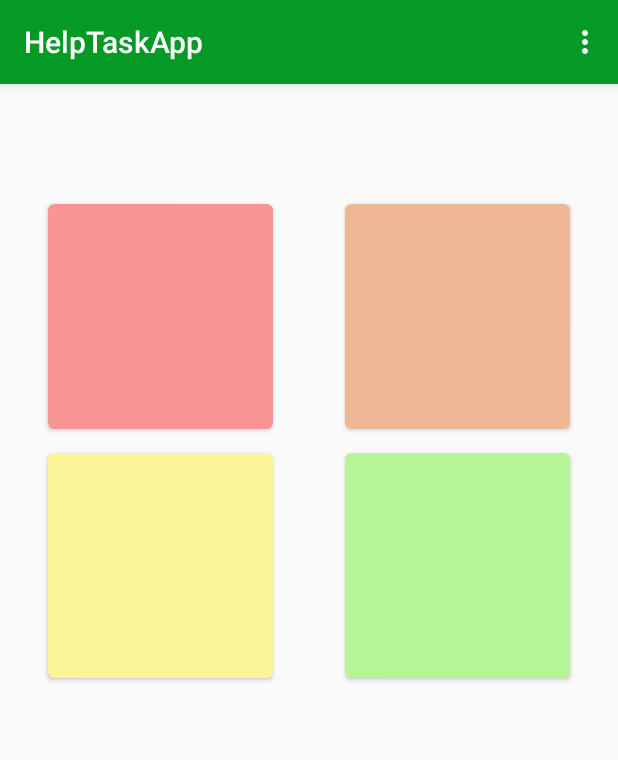
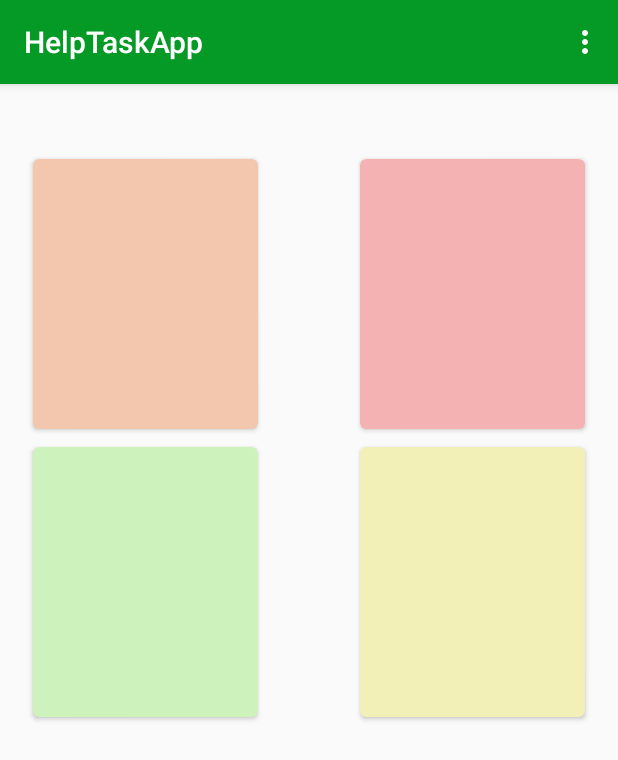
Before and after one commit to vteodoro/HelpTaskApp, an Android app: the screen it shows after launch (MainActivity), on a phone screen of 412 x 824 dp. Shown: the top 760 px of the screen. Run offline under Robolectric (Android 15) with nearby library versions, the phone set to English and light mode, and no system bars.

Commit message:
Editar quadrantes

```diff
--- a/app/src/main/res/layout/activity_main.xml
+++ b/app/src/main/res/layout/activity_main.xml
@@ -6,34 +6,34 @@ android:layout_height="match_parent"
 android:layout_width="match_parent">
 
 <android.support.v7.widget.CardView xmlns:card_view="http://schemas.android.com/apk/res-auto"
-    android:id="@+id/card_executar"
+    android:id="@+id/card_planejar"
     android:layout_width="150dp"
-    android:layout_height="150dp"
-    android:layout_marginStart="32dp"
-    android:layout_marginTop="80dp"
-    card_view:cardBackgroundColor="@color/card_exec"
+    android:layout_height="180dp"
+    android:layout_marginStart="22dp"
+    android:layout_marginTop="50dp"
+    card_view:cardBackgroundColor="@color/card_plan"
     card_view:cardCornerRadius="4dp"
     card_view:layout_constraintStart_toStartOf="parent"
     card_view:layout_constraintTop_toTopOf="parent"></android.support.v7.widget.CardView>
 
 <android.support.v7.widget.CardView xmlns:card_view="http://schemas.android.com/apk/res-auto"
-    android:id="@+id/card_planejar"
+    android:id="@+id/card_executar"
     android:layout_width="150dp"
-    android:layout_height="150dp"
-    android:layout_marginEnd="32dp"
-    android:layout_marginTop="80dp"
-    card_view:cardBackgroundColor="@color/card_plan"
+    android:layout_height="180dp"
+    android:layout_marginEnd="22dp"
+    android:layout_marginTop="50dp"
+    card_view:cardBackgroundColor="@color/card_exec"
     card_view:cardCornerRadius="4dp"
     card_view:layout_constraintEnd_toEndOf="parent"
     card_view:layout_constraintTop_toTopOf="parent"></android.support.v7.widget.CardView>
 
 <android.support.v7.widget.CardView xmlns:card_view="http://schemas.android.com/apk/res-auto"
-    android:id="@+id/card_delegar"
+    android:id="@+id/card_deletar"
     android:layout_width="150dp"
-    android:layout_height="150dp"
-    android:layout_marginStart="32dp"
-    android:layout_marginTop="16dp"
-    card_view:cardBackgroundColor="@color/card_deleg"
+    android:layout_height="180dp"
+    android:layout_marginStart="22dp"
+    android:layout_marginTop="12dp"
+    card_view:cardBackgroundColor="@color/card_delet"
     card_view:cardCornerRadius="4dp"
     card_view:layout_constraintStart_toStartOf="parent"
     card_view:layout_constraintTop_toBottomOf="@+id/card_executar">
@@ -41,12 +41,12 @@ android:layout_width="match_parent">
 </android.support.v7.widget.CardView>
 
 <android.support.v7.widget.CardView xmlns:card_view="http://schemas.android.com/apk/res-auto"
-    android:id="@+id/card_deletar"
+    android:id="@+id/card_delegar"
     android:layout_width="150dp"
-    android:layout_height="150dp"
-    android:layout_marginEnd="32dp"
-    android:layout_marginTop="16dp"
-    card_view:cardBackgroundColor="@color/card_delet"
+    android:layout_height="180dp"
+    android:layout_marginEnd="22dp"
+    android:layout_marginTop="12dp"
+    card_view:cardBackgroundColor="@color/card_deleg"
     card_view:cardCornerRadius="4dp"
     card_view:layout_constraintEnd_toEndOf="parent"
     card_view:layout_constraintTop_toBottomOf="@+id/card_planejar">
--- a/app/src/main/res/values/colors.xml
+++ b/app/src/main/res/values/colors.xml
@@ -3,8 +3,8 @@
     <color name="colorPrimary">#059925</color>
     <color name="colorPrimaryDark">#054513</color>
     <color name="colorAccent">#00ff38</color>
-    <color name="card_exec">#f79595</color>
-    <color name="card_plan">#efb795</color>
-    <color name="card_deleg">#faf597</color>
-    <color name="card_delet">#b6f497</color>
+    <color name="card_exec">#f5b2b2</color>
+    <color name="card_plan">#f2c7ad</color>
+    <color name="card_deleg">#f2efb7</color>
+    <color name="card_delet">#cef2bc</color>
 </resources>
```
